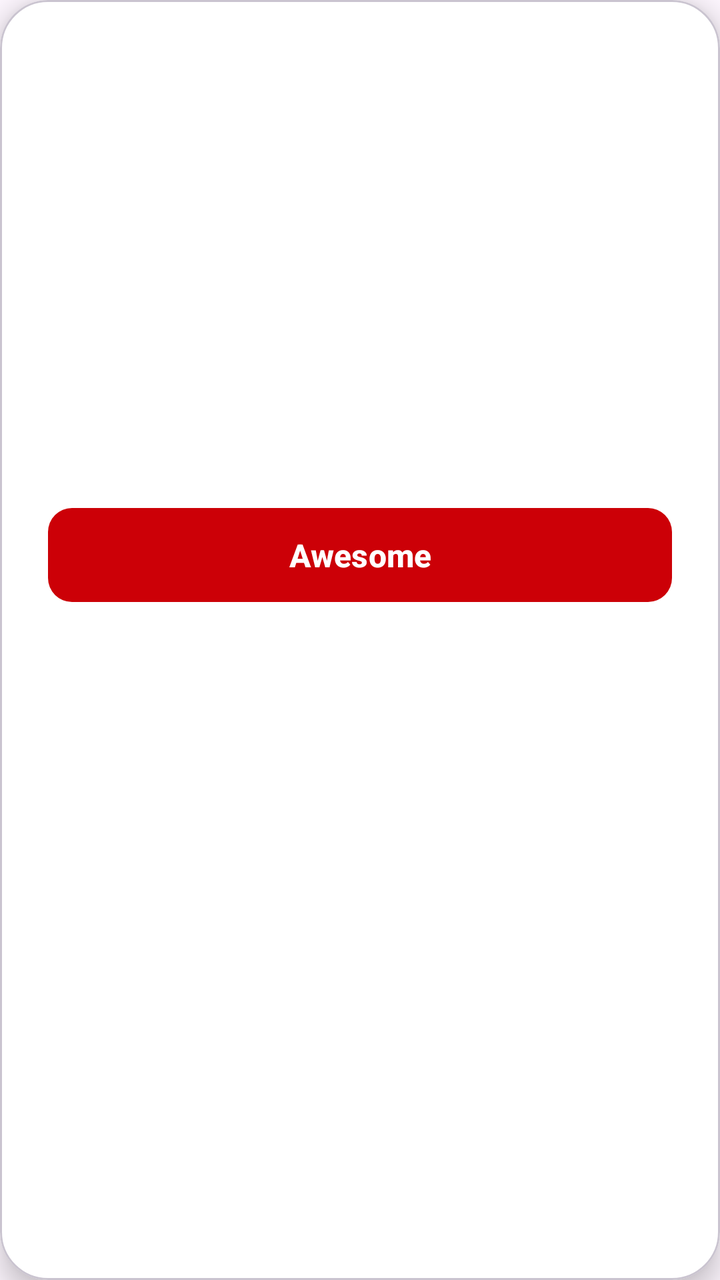
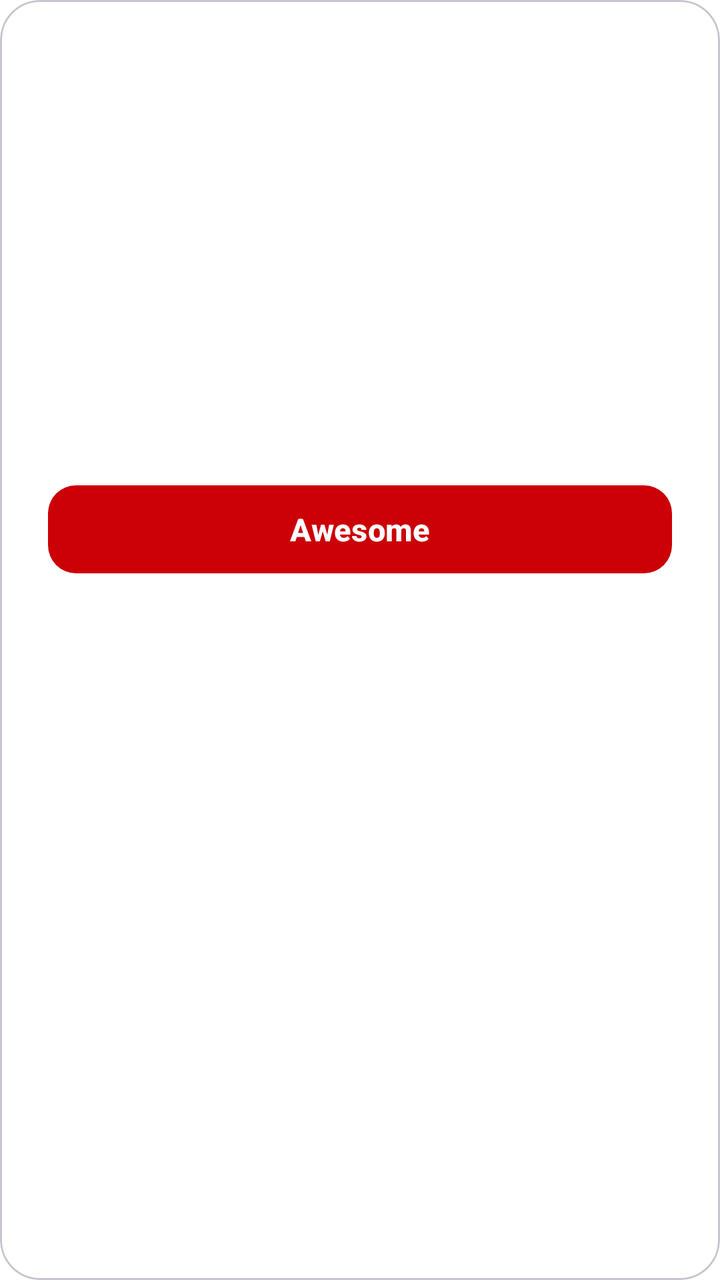

The first picture is an Android layout as it rendered before a commit; the second is the same layout after the commit. The layout source and the unified diff follow.
<!-- AndroidManifest.xml: application theme Theme.EmployeePOS2 -->
<!-- res/layout/dialog_custom_badge.xml -->
<?xml version="1.0" encoding="utf-8"?>
<com.google.android.material.card.MaterialCardView
    xmlns:android="http://schemas.android.com/apk/res/android"
    xmlns:app="http://schemas.android.com/apk/res-auto"
    android:layout_width="300dp"
    android:layout_height="wrap_content"
    android:layout_gravity="center"
    app:cardBackgroundColor="#FFFFFF"
    app:cardCornerRadius="24dp"
    app:cardElevation="8dp">

    <LinearLayout
        android:layout_width="match_parent"
        android:layout_height="wrap_content"
        android:gravity="center"
        android:orientation="vertical"
        android:padding="24dp">

        <ImageView
            android:id="@+id/dialogBadgeIcon"
            android:layout_width="100dp"
            android:layout_height="100dp"
            android:layout_marginBottom="16dp"
            android:scaleType="fitCenter" />

        <TextView
            android:id="@+id/dialogBadgeStatus"
            android:layout_width="wrap_content"
            android:layout_height="wrap_content"
            android:layout_marginBottom="8dp"
            android:letterSpacing="0.1"
            android:textSize="12sp"
            android:textStyle="bold" />

        <TextView
            android:id="@+id/dialogBadgeTitle"
            android:layout_width="wrap_content"
            android:layout_height="wrap_content"
            android:layout_marginBottom="12dp"
            android:textAlignment="center"
            android:textColor="#000000"
            android:textSize="22sp"
            android:textStyle="bold" />

        <TextView
            android:id="@+id/dialogBadgeDesc"
            android:layout_width="wrap_content"
            android:layout_height="wrap_content"
            android:layout_marginBottom="24dp"
            android:lineSpacingExtra="4dp"
            android:textAlignment="center"
            android:textColor="#555555"
            android:textSize="15sp" />

        <com.google.android.material.button.MaterialButton
            android:id="@+id/btnDialogClose"
            android:layout_width="match_parent"
            android:layout_height="55dp"
            android:text="Awesome"
            android:textColor="#FFFFFF"
            android:textSize="16sp"
            android:textStyle="bold"
            app:backgroundTint="#CC0007"
            app:cornerRadius="12dp" />

    </LinearLayout>
</com.google.android.material.card.MaterialCardView>
<!-- resources referenced by this layout -->
<resources>
  <style name="Theme.EmployeePOS2" parent="Base.Theme.EmployeePOS2" />
  <style name="Base.Theme.EmployeePOS2" parent="Theme.Material3.DayNight.NoActionBar">
          
          
      </style>
</resources>

<!-- the commit's change to res/layout/dialog_custom_badge.xml (unified diff, before → after) -->
@@ -1,13 +1,13 @@
 <?xml version="1.0" encoding="utf-8"?>
-<com.google.android.material.card.MaterialCardView
-    xmlns:android="http://schemas.android.com/apk/res/android"
+<com.google.android.material.card.MaterialCardView xmlns:android="http://schemas.android.com/apk/res/android"
     xmlns:app="http://schemas.android.com/apk/res-auto"
+    xmlns:tools="http://schemas.android.com/tools"
     android:layout_width="300dp"
     android:layout_height="wrap_content"
     android:layout_gravity="center"
     app:cardBackgroundColor="#FFFFFF"
-    app:cardCornerRadius="24dp"
-    app:cardElevation="8dp">
+    app:cardCornerRadius="20dp"
+    app:cardElevation="0dp">
 
     <LinearLayout
         android:layout_width="match_parent"
@@ -18,8 +18,8 @@
 
         <ImageView
             android:id="@+id/dialogBadgeIcon"
-            android:layout_width="100dp"
-            android:layout_height="100dp"
+            android:layout_width="96dp"
+            android:layout_height="96dp"
             android:layout_marginBottom="16dp"
             android:scaleType="fitCenter" />
 
@@ -27,18 +27,18 @@
             android:id="@+id/dialogBadgeStatus"
             android:layout_width="wrap_content"
             android:layout_height="wrap_content"
-            android:layout_marginBottom="8dp"
+            android:layout_marginBottom="6dp"
             android:letterSpacing="0.1"
-            android:textSize="12sp"
+            android:textSize="11.5sp"
             android:textStyle="bold" />
 
         <TextView
             android:id="@+id/dialogBadgeTitle"
             android:layout_width="wrap_content"
             android:layout_height="wrap_content"
-            android:layout_marginBottom="12dp"
+            android:layout_marginBottom="10dp"
             android:textAlignment="center"
-            android:textColor="#000000"
+            android:textColor="#1A1C1E"
             android:textSize="22sp"
             android:textStyle="bold" />
 
@@ -46,22 +46,23 @@
             android:id="@+id/dialogBadgeDesc"
             android:layout_width="wrap_content"
             android:layout_height="wrap_content"
-            android:layout_marginBottom="24dp"
+            android:layout_marginBottom="22dp"
             android:lineSpacingExtra="4dp"
             android:textAlignment="center"
-            android:textColor="#555555"
-            android:textSize="15sp" />
+            android:textColor="#4B5563"
+            android:textSize="14.5sp" />
 
         <com.google.android.material.button.MaterialButton
             android:id="@+id/btnDialogClose"
             android:layout_width="match_parent"
-            android:layout_height="55dp"
+            android:layout_height="52dp"
             android:text="Awesome"
+            android:textAllCaps="false"
             android:textColor="#FFFFFF"
-            android:textSize="16sp"
+            android:textSize="15.5sp"
             android:textStyle="bold"
             app:backgroundTint="#CC0007"
-            app:cornerRadius="12dp" />
-
+            app:cornerRadius="14dp"
+            app:elevation="0dp" />
     </LinearLayout>
 </com.google.android.material.card.MaterialCardView>
<!-- resource entries referenced after the edit -->
@@ -3,7 +3,15 @@
   <style name="Theme.EmployeePOS2" parent="Base.Theme.EmployeePOS2" />
   <style name="Base.Theme.EmployeePOS2" parent="Theme.Material3.DayNight.NoActionBar">
           
-          
+          <item name="colorPrimary">#CC0007</item>
+          <item name="colorOnPrimary">#FFFFFF</item>
+          <item name="colorPrimaryContainer">#FEE2E2</item>
+          <item name="colorOnPrimaryContainer">#CC0007</item>
+          <item name="colorSecondary">#CC0007</item>
+          <item name="colorSecondaryContainer">#FEE2E2</item>
+          <item name="colorOnSecondaryContainer">#CC0007</item>
+          <item name="colorSurface">#FFFFFF</item>
+          <item name="android:windowBackground">#FFFFFF</item>
       </style>
 </resources>
 
